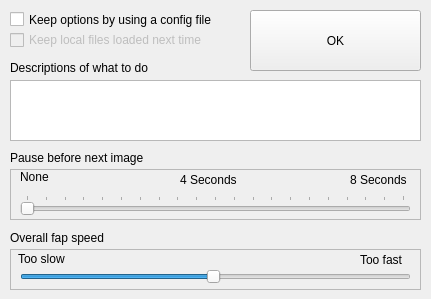
Anonsunite/fapgauntlet, file settingswindow.ui: the form before one commit.
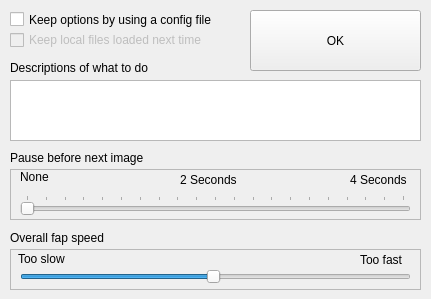
The form after the commit.

```diff
--- a/settingswindow.ui
+++ b/settingswindow.ui
@@ -173,7 +173,7 @@
       </rect>
      </property>
      <property name="text">
-      <string>8 Seconds</string>
+      <string>4 Seconds</string>
      </property>
     </widget>
     <widget class="QLabel" name="label_6">
@@ -186,7 +186,7 @@
       </rect>
      </property>
      <property name="text">
-      <string>4 Seconds</string>
+      <string>2 Seconds</string>
      </property>
     </widget>
    </widget>
```
